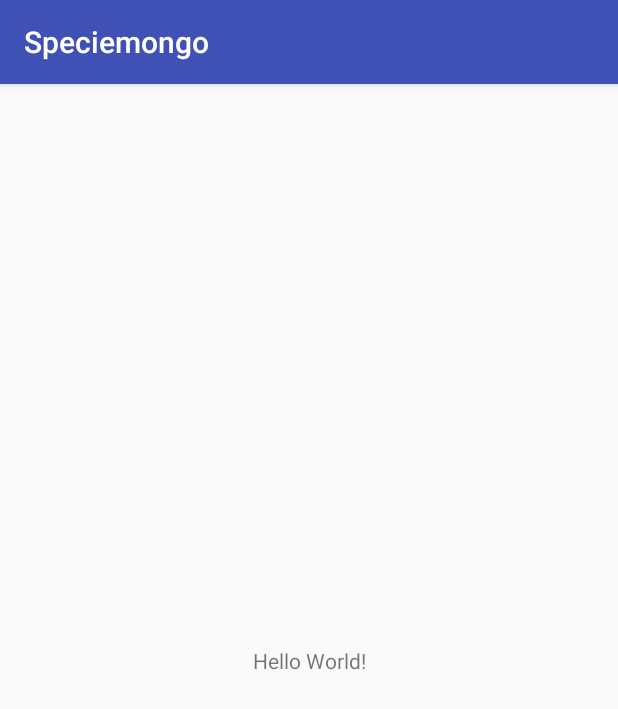
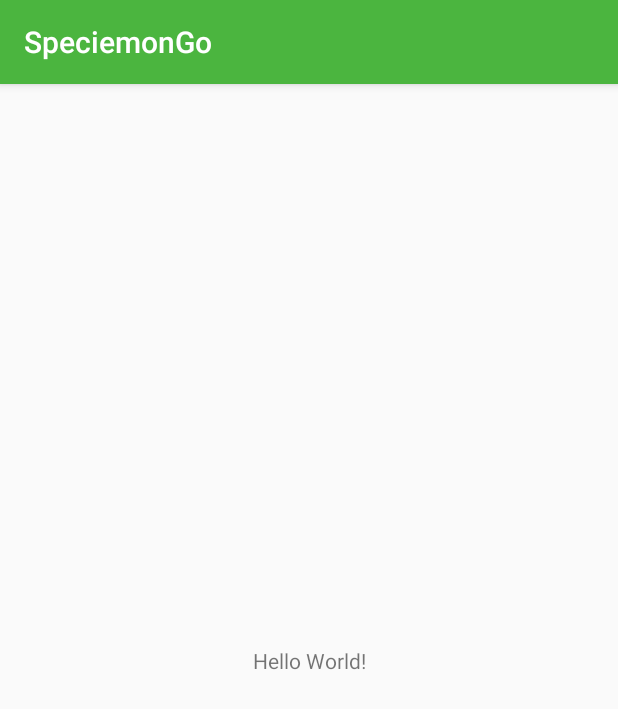
Before and after one commit to jtklein/2016GBIFchallenge, an Android app: the screen it shows after launch (SgActivityMain), on a phone screen of 412 x 824 dp. Shown: the top 709 px of the screen. Run offline under Robolectric (Android 15) with nearby library versions, the phone set to English and light mode, and no system bars.

Commit message:
Primary green

```diff
--- a/app/src/main/res/values/colors.xml
+++ b/app/src/main/res/values/colors.xml
@@ -1,6 +1,6 @@
 <?xml version="1.0" encoding="utf-8"?>
 <resources>
-    <color name="colorPrimary">#3F51B5</color>
-    <color name="colorPrimaryDark">#303F9F</color>
+    <color name="colorPrimary">#4bb53f</color>
+    <color name="colorPrimaryDark">#2b972d</color>
     <color name="colorAccent">#FF4081</color>
 </resources>
--- a/app/src/main/res/values/strings.xml
+++ b/app/src/main/res/values/strings.xml
@@ -1,3 +1,3 @@
 <resources>
-    <string name="app_name">Speciemongo</string>
+    <string name="app_name" translatable="false">SpeciemonGo</string>
 </resources>
```
